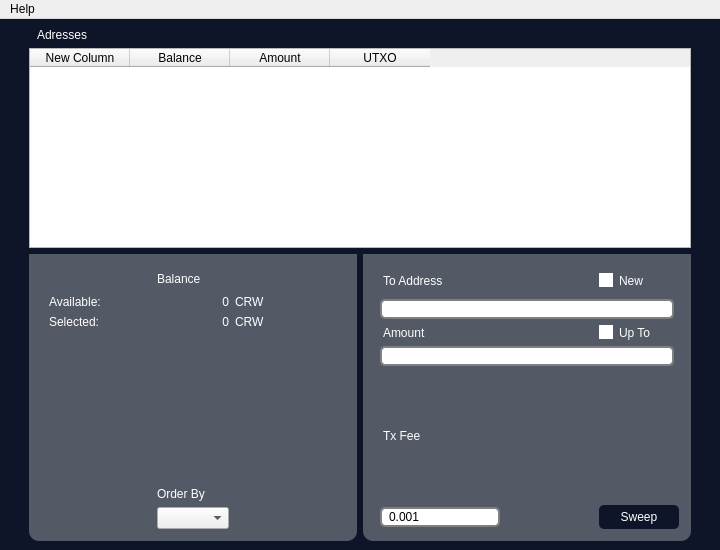
Qt form UI/SweeperMainPage.ui (Crowndev/crw-sweeper) before a commit.
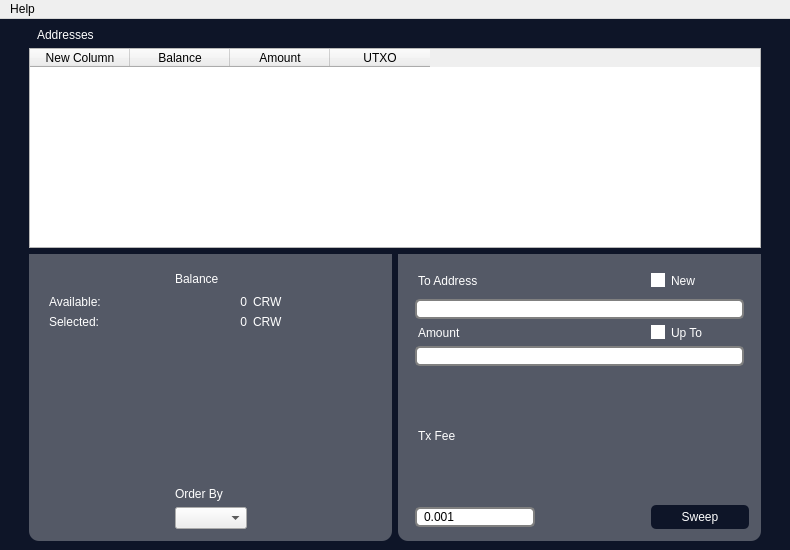
The same form after that commit.

Commit message: Adjust width again, fix typo

Patch:
```diff
--- a/UI/SweeperMainPage.ui
+++ b/UI/SweeperMainPage.ui
@@ -6,7 +6,7 @@
    <rect>
     <x>0</x>
     <y>0</y>
-    <width>720</width>
+    <width>790</width>
     <height>550</height>
    </rect>
   </property>
@@ -123,7 +123,7 @@
 }</string>
         </property>
         <property name="text">
-         <string>Adresses</string>
+         <string>Addresses</string>
         </property>
        </widget>
       </item>
@@ -541,7 +541,7 @@
     <rect>
      <x>0</x>
      <y>0</y>
-     <width>720</width>
+     <width>790</width>
      <height>24</height>
     </rect>
    </property>
```
The commit also changes 1 other file.
